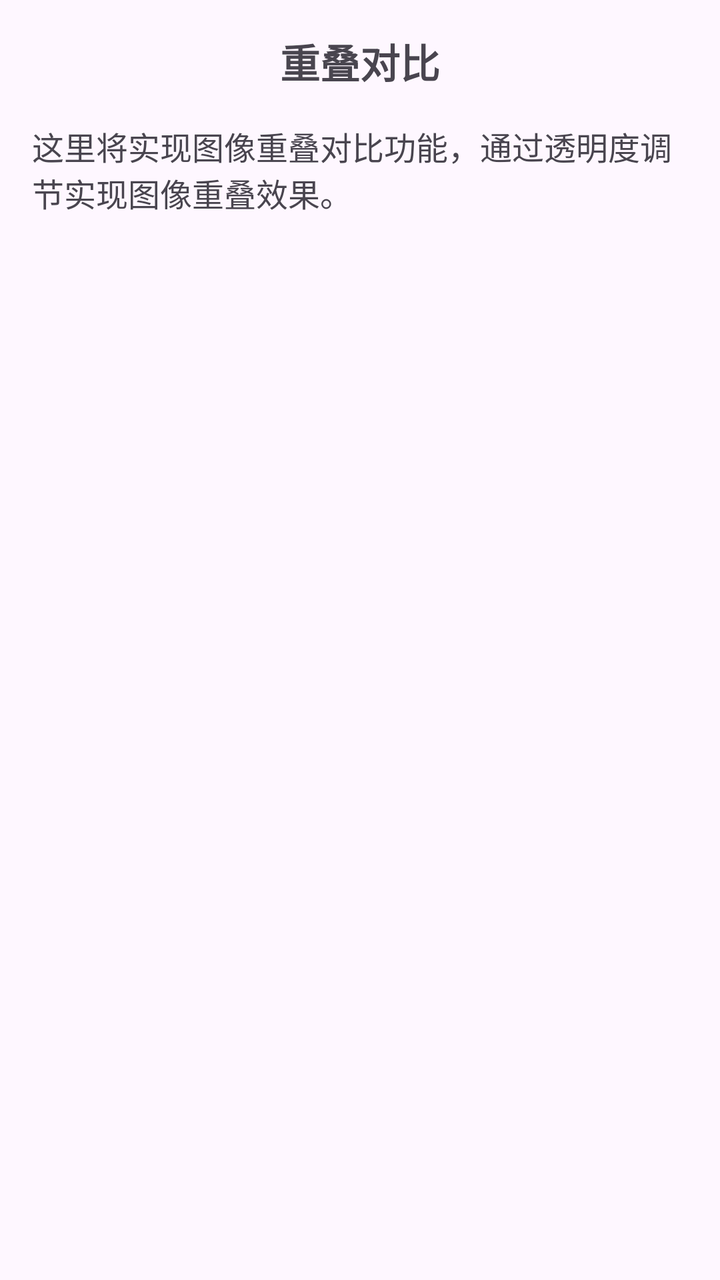
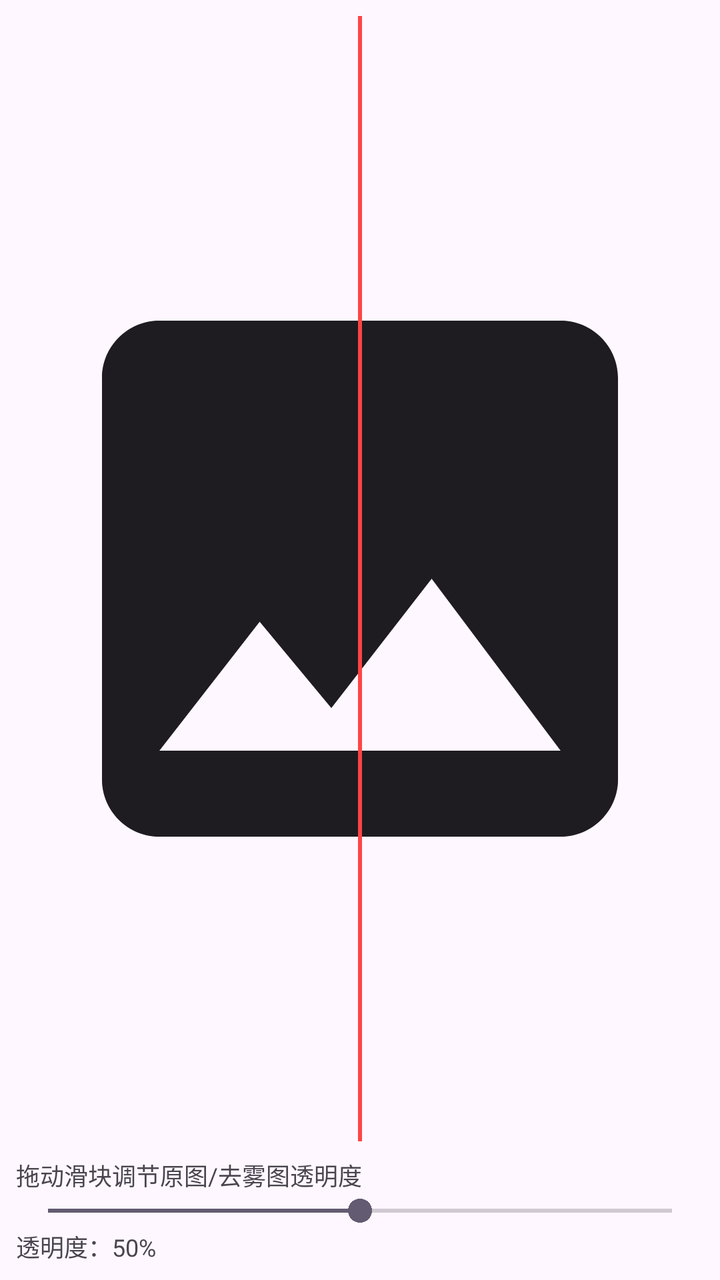

Compare the two renders of this Android layout. The source of the first and the diff that turns it into the second are given below.
<!-- AndroidManifest.xml: application theme Theme.Dehaze -->
<!-- res/layout/fragment_overlap.xml -->
<?xml version="1.0" encoding="utf-8"?>
<ScrollView xmlns:android="http://schemas.android.com/apk/res/android"
    xmlns:tools="http://schemas.android.com/tools"
    android:layout_width="match_parent"
    android:layout_height="match_parent"
    tools:context=".ui.compare.OverlapFragment">

    <LinearLayout
        android:layout_width="match_parent"
        android:layout_height="wrap_content"
        android:orientation="vertical"
        android:padding="16dp">

        <TextView
            android:layout_width="match_parent"
            android:layout_height="wrap_content"
            android:text="重叠对比"
            android:textAlignment="center"
            android:textSize="20sp"
            android:textStyle="bold" />

        <TextView
            android:layout_width="match_parent"
            android:layout_height="wrap_content"
            android:layout_marginTop="16dp"
            android:text="这里将实现图像重叠对比功能，通过透明度调节实现图像重叠效果。"
            android:textSize="16sp" />

    </LinearLayout>

</ScrollView>
<!-- resources referenced by this layout -->
<resources>
  <style name="Theme.Dehaze" parent="Theme.MaterialComponents.DayNight.DarkActionBar">
          
          <item name="colorPrimary">@color/purple_500</item>
          <item name="colorPrimaryVariant">@color/purple_700</item>
          <item name="colorOnPrimary">@color/white</item>
          
          <item name="colorSecondary">@color/teal_200</item>
          <item name="colorSecondaryVariant">@color/teal_700</item>
          <item name="colorOnSecondary">@color/black</item>
          
          <item name="android:statusBarColor">?attr/colorPrimaryVariant</item>
          
      </style>
  <color name="purple_500">#FF6200EE</color>
  <color name="purple_700">#FF3700B3</color>
  <color name="white">#FFFFFFFF</color>
  <color name="teal_200">#FF03DAC5</color>
  <color name="teal_700">#FF018786</color>
  <color name="black">#FF000000</color>
</resources>

<!-- the commit's change to res/layout/fragment_overlap.xml (unified diff, before → after) -->
@@ -1,31 +1,60 @@
 <?xml version="1.0" encoding="utf-8"?>
-<ScrollView xmlns:android="http://schemas.android.com/apk/res/android"
+<LinearLayout xmlns:android="http://schemas.android.com/apk/res/android"
     xmlns:tools="http://schemas.android.com/tools"
     android:layout_width="match_parent"
     android:layout_height="match_parent"
+    android:orientation="vertical"
+    android:padding="8dp"
     tools:context=".ui.compare.OverlapFragment">
 
-    <LinearLayout
+    <FrameLayout
+        android:layout_width="match_parent"
+        android:layout_height="0dp"
+        android:layout_weight="1">
+
+        <ImageView
+            android:id="@+id/iv_original"
+            android:layout_width="match_parent"
+            android:layout_height="match_parent"
+            android:scaleType="fitCenter"
+            android:src="@drawable/ic_image" />
+
+        <ImageView
+            android:id="@+id/iv_dehazed"
+            android:layout_width="match_parent"
+            android:layout_height="match_parent"
+            android:alpha="0.5"
+            android:scaleType="fitCenter"
+            android:src="@drawable/ic_image" />
+
+        <View
+            android:id="@+id/divider"
+            android:layout_width="2dp"
+            android:layout_height="match_parent"
+            android:layout_gravity="center"
+            android:background="@android:color/holo_red_light" />
+
+    </FrameLayout>
+
+    <TextView
         android:layout_width="match_parent"
         android:layout_height="wrap_content"
-        android:orientation="vertical"
-        android:padding="16dp">
+        android:layout_marginTop="8dp"
+        android:text="拖动滑块调节原图/去雾图透明度"
+        android:textSize="12sp" />
 
-        <TextView
-            android:layout_width="match_parent"
-            android:layout_height="wrap_content"
-            android:text="重叠对比"
-            android:textAlignment="center"
-            android:textSize="20sp"
-            android:textStyle="bold" />
+    <SeekBar
+        android:id="@+id/seek_bar_overlap"
+        android:layout_width="match_parent"
+        android:layout_height="wrap_content"
+        android:max="100"
+        android:progress="50" />
 
-        <TextView
-            android:layout_width="match_parent"
-            android:layout_height="wrap_content"
-            android:layout_marginTop="16dp"
-            android:text="这里将实现图像重叠对比功能，通过透明度调节实现图像重叠效果。"
-            android:textSize="16sp" />
+    <TextView
+        android:id="@+id/tv_overlap_value"
+        android:layout_width="match_parent"
+        android:layout_height="wrap_content"
+        android:text="透明度：50%"
+        android:textSize="12sp" />
 
-    </LinearLayout>
-
-</ScrollView>
+</LinearLayout>
<!-- resource entries referenced after the edit -->
@@ -1,5 +1,16 @@
 <!-- resources referenced by this layout -->
 <resources>
+  <!-- drawable ic_image (drawable) -->
+  <vector xmlns:android="http://schemas.android.com/apk/res/android"
+      android:width="24dp"
+      android:height="24dp"
+      android:viewportWidth="24"
+      android:viewportHeight="24"
+      android:tint="?attr/colorOnSurface">
+    <path
+        android:fillColor="@android:color/white"
+        android:pathData="M21,19V5c0,-1.1 -0.9,-2 -2,-2H5c-1.1,0 -2,0.9 -2,2v14c0,1.1 0.9,2 2,2h14c1.1,0 2,-0.9 2,-2zM8.5,13.5l2.5,3.01L14.5,12l4.5,6H5l3.5,-4.5z"/>
+  </vector>
   <style name="Theme.Dehaze" parent="Theme.MaterialComponents.DayNight.DarkActionBar">
           
           <item name="colorPrimary">@color/purple_500</item>
